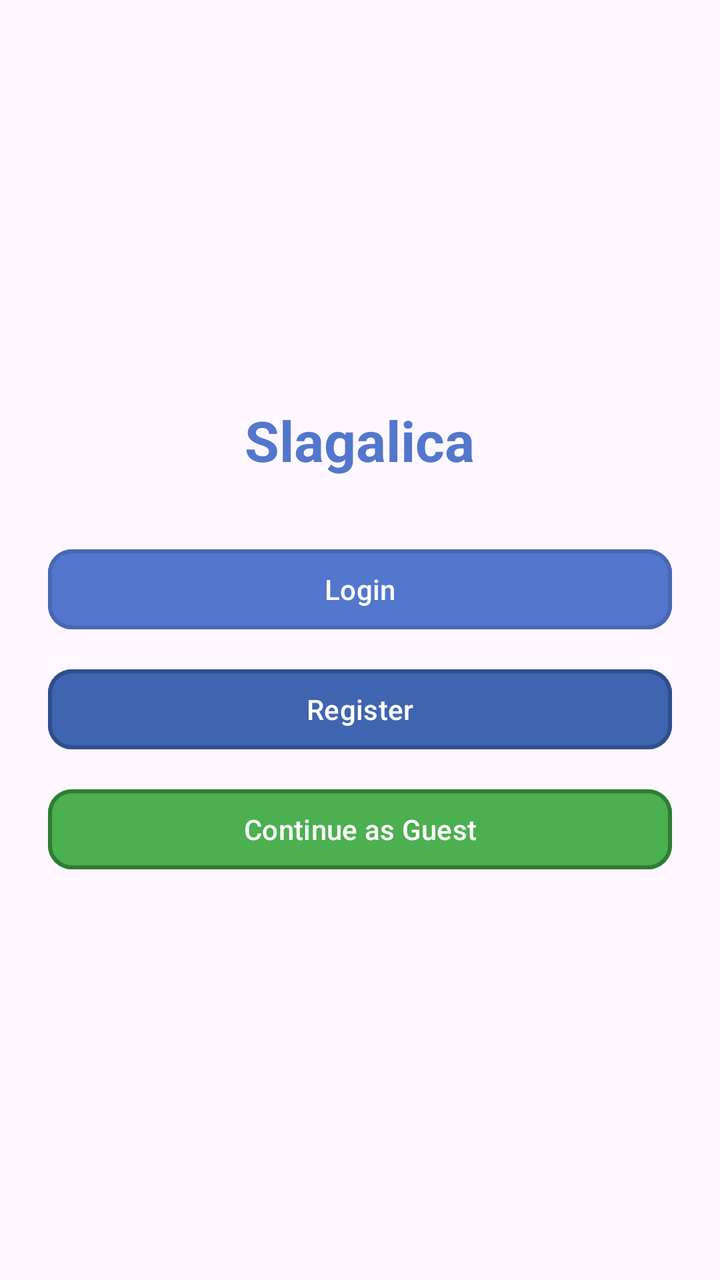
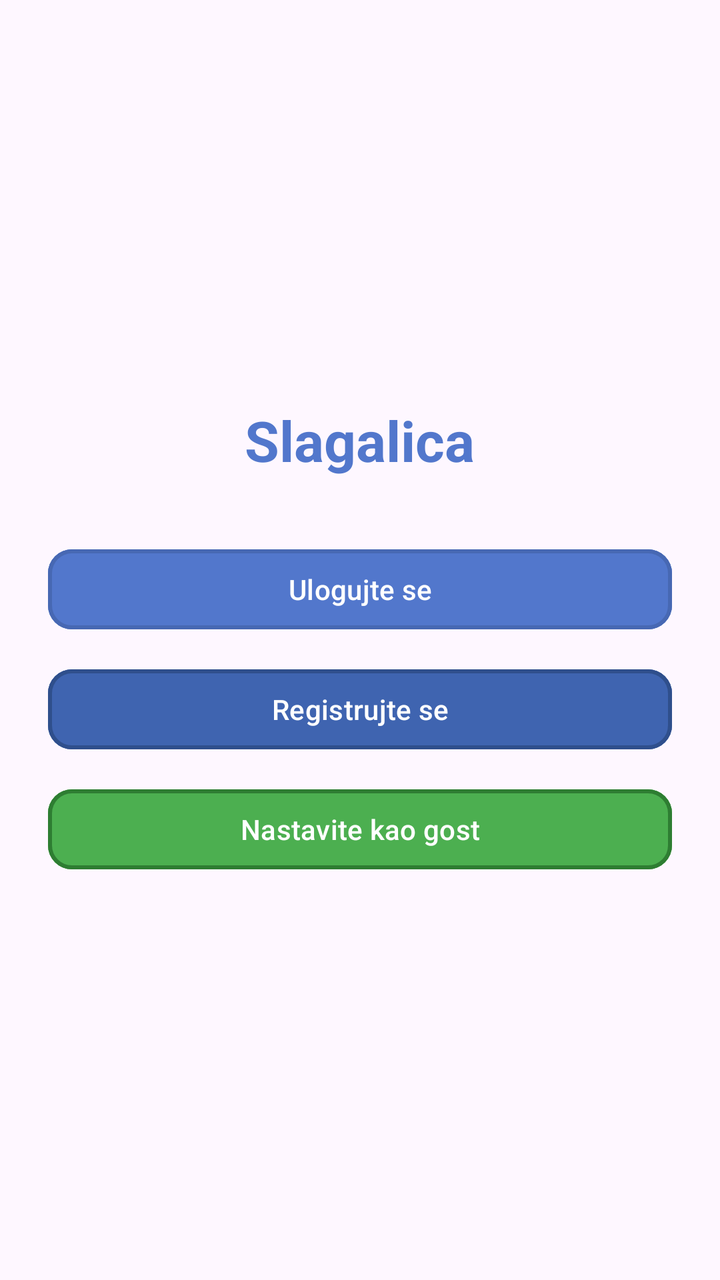

The first picture is an Android layout as it rendered before a commit; the second is the same layout after the commit. The layout source and the unified diff follow.
<!-- AndroidManifest.xml: application theme Theme.Slagalica -->
<!-- res/layout/activity_welcome.xml -->
<?xml version="1.0" encoding="utf-8"?>
<LinearLayout xmlns:android="http://schemas.android.com/apk/res/android"
    xmlns:app="http://schemas.android.com/apk/res-auto"
    android:id="@+id/welcome_root"
    android:layout_width="match_parent"
    android:layout_height="match_parent"
    android:gravity="center"
    android:orientation="vertical"
    android:padding="24dp">

    <TextView
        android:id="@+id/welcome_title"
        android:layout_width="wrap_content"
        android:layout_height="wrap_content"
        android:text="Slagalica"
        android:textSize="28sp"
        android:textStyle="bold"
        android:layout_marginBottom="32dp"
        android:textColor="@color/button_default_color"/>

    <com.google.android.material.button.MaterialButton
        android:id="@+id/btn_login"
        android:layout_width="match_parent"
        android:layout_height="wrap_content"
        android:text="Login"
        android:textColor="@color/white"
        android:layout_marginBottom="12dp"

        android:backgroundTint="@color/button_default_color"
        app:strokeColor="@color/button_default_border"
        app:strokeWidth="2dp"
        app:cornerRadius="12dp"
        android:elevation="6dp"/>

    <com.google.android.material.button.MaterialButton
        android:id="@+id/btn_register"
        android:layout_width="match_parent"
        android:layout_height="wrap_content"
        android:text="Register"
        android:textColor="@color/white"
        android:layout_marginBottom="12dp"

        android:backgroundTint="@color/button_selected_color"
        app:strokeColor="@color/button_selected_border"
        app:strokeWidth="2dp"
        app:cornerRadius="12dp"
        android:elevation="6dp"/>

    <com.google.android.material.button.MaterialButton
        android:id="@+id/btn_guest"
        android:layout_width="match_parent"
        android:layout_height="wrap_content"
        android:text="Continue as Guest"
        android:textColor="@color/white"

        android:backgroundTint="@color/correct_answer_color"
        app:strokeColor="@color/correct_answer_border"
        app:strokeWidth="2dp"
        app:cornerRadius="12dp"
        android:elevation="6dp"/>

</LinearLayout>
<!-- resources referenced by this layout -->
<resources>
  <color name="button_default_border">#4768B3</color>
  <color name="button_default_color">#5277CC</color>
  <color name="button_selected_border">#2F4F8C</color>
  <color name="button_selected_color">#3F64B0</color>
  <color name="correct_answer_border">#2E7D32</color>
  <color name="correct_answer_color">#4CAF50</color>
  <color name="white">#FFFFFFFF</color>
  <style name="Theme.Slagalica" parent="Base.Theme.Slagalica" />
  <style name="Base.Theme.Slagalica" parent="Theme.Material3.DayNight.NoActionBar">
          
          
      </style>
</resources>

<!-- the commit's change to res/layout/activity_welcome.xml (unified diff, before → after) -->
@@ -22,7 +22,7 @@
         android:id="@+id/btn_login"
         android:layout_width="match_parent"
         android:layout_height="wrap_content"
-        android:text="Login"
+        android:text="Ulogujte se"
         android:textColor="@color/white"
         android:layout_marginBottom="12dp"
 
@@ -36,7 +36,7 @@
         android:id="@+id/btn_register"
         android:layout_width="match_parent"
         android:layout_height="wrap_content"
-        android:text="Register"
+        android:text="Registrujte se"
         android:textColor="@color/white"
         android:layout_marginBottom="12dp"
 
@@ -50,7 +50,7 @@
         android:id="@+id/btn_guest"
         android:layout_width="match_parent"
         android:layout_height="wrap_content"
-        android:text="Continue as Guest"
+        android:text="Nastavite kao gost"
         android:textColor="@color/white"
 
         android:backgroundTint="@color/correct_answer_color"
